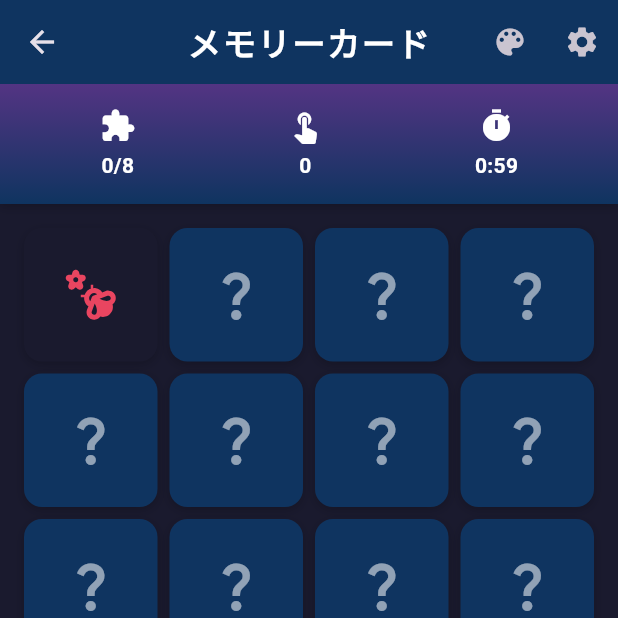
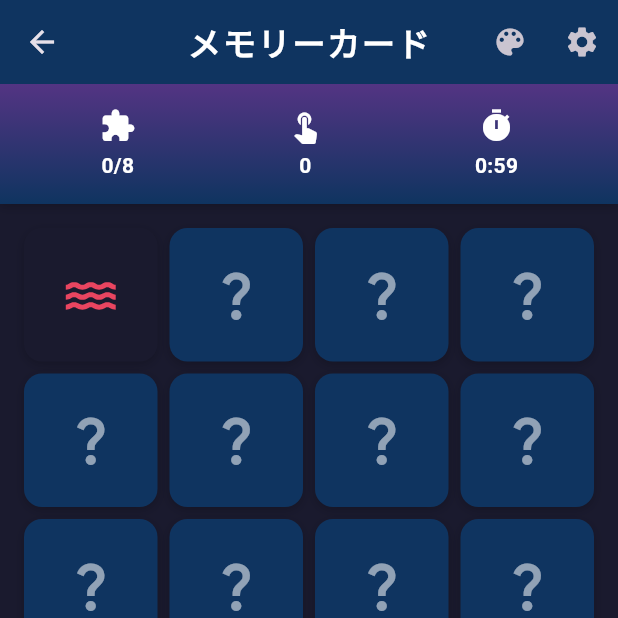
Before and after one commit to y-as-u-16/my_game_vault, a Flutter app: the MemoryCardGameScreen screen opened directly, after a tap on the "question mark" icon, on a phone screen of 412 x 824 dp, the top half of it. Run offline on Flutter 3.47's test engine with Material 3 defaults, Android fonts, the phone set to English and light mode, and no system bars.

Commit message:
バージョン番号を1.0.3+3に更新し、アイコンを新しいものに変更。メモリーカードのテーマに新しいアイコンを追加し、ゲーム選択画面のアニメーションを改善。インデックス範囲外のチェックを追加し、数独ゲームのセルサイズやマージンを調整。

```diff
--- a/lib/constants/memory_card_constants.dart
+++ b/lib/constants/memory_card_constants.dart
@@ -2,56 +2,116 @@ import 'package:flutter/material.dart';
 
 class MemoryCardConstants {
   // テーマの定義
-  static const List<MemoryCardTheme> themes = [
-    MemoryCardTheme(
+  static final List<MemoryCardTheme> themes = [
+    const MemoryCardTheme(
       name: '動物',
       iconPairs: [
-        Icons.pets,         // ペット
-        Icons.bug_report,   // 虫
+        Icons.pets, // ペット
+        Icons.bug_report, // 虫
         Icons.catching_pokemon, // ポケモン風
         Icons.emoji_nature, // 植物
-        Icons.back_hand,    // 手
+        Icons.back_hand, // 手
         Icons.cruelty_free, // 動物フリー
-        Icons.egg_alt,      // 卵
+        Icons.egg_alt, // 卵
         Icons.all_inclusive, // 無限
-        Icons.attractions,  // アトラクション
-        Icons.umbrella,     // 傘
-        Icons.park,         // 公園
-        Icons.water,        // 水
+        Icons.attractions, // アトラクション
+        Icons.umbrella, // 傘
+        Icons.park, // 公園
+        Icons.water, // 水
+        Icons.nature, // 自然
+        Icons.forest, // 森
+        Icons.spa, // スパ
+        Icons.grass, // 草
+        Icons.eco, // エコ
+        Icons.waves, // 波
+        Icons.sunny, // 太陽
+        Icons.beach_access, // ビーチ
+        Icons.emoji_emotions, // 感情
+        Icons.air, // 空気
+        Icons.add_reaction, // リアクション
+        Icons.storm, // 嵐
+        Icons.cloud, // 雲
+        Icons.terrain, // 地形
+        Icons.volcano, // 火山
+        Icons.snowboarding, // スノーボード
+        Icons.ac_unit, // 雪の結晶
+        Icons.water_drop, // 水滴
+        Icons.warning, // 警告（地震の代わり）
+        Icons.wb_twilight, // 夕暮れ
       ],
     ),
-    MemoryCardTheme(
+    const MemoryCardTheme(
       name: '食べ物',
       iconPairs: [
-        Icons.lunch_dining,     // ランチ
+        Icons.lunch_dining, // ランチ
         Icons.breakfast_dining, // 朝食
-        Icons.dinner_dining,    // 夕食
-        Icons.local_pizza,      // ピザ
-        Icons.local_cafe,       // カフェ
+        Icons.dinner_dining, // 夕食
+        Icons.local_pizza, // ピザ
+        Icons.local_cafe, // カフェ
         Icons.emoji_food_beverage, // 食べ物
-        Icons.icecream,         // アイスクリーム
-        Icons.fastfood,         // ファストフード
-        Icons.cake,             // ケーキ
-        Icons.coffee,           // コーヒー
-        Icons.local_bar,        // バー
-        Icons.set_meal,         // 食事
+        Icons.icecream, // アイスクリーム
+        Icons.fastfood, // ファストフード
+        Icons.cake, // ケーキ
+        Icons.coffee, // コーヒー
+        Icons.local_bar, // バー
+        Icons.set_meal, // 食事
+        Icons.restaurant, // レストラン
+        Icons.local_drink, // ドリンク
+        Icons.bakery_dining, // ベーカリー
+        Icons.emoji_events, // イベント
+        Icons.liquor, // お酒
+        Icons.wine_bar, // ワイン
+        Icons.free_breakfast, // 朝食無料
+        Icons.cookie, // クッキー
+        Icons.ramen_dining, // ラーメン
+        Icons.rice_bowl, // ご飯
+        Icons.kebab_dining, // ケバブ
+        Icons.tapas, // タパス
+        Icons.brunch_dining, // ブランチ
+        Icons.egg, // 卵
+        Icons.outdoor_grill, // グリル
+        Icons.takeout_dining, // テイクアウト
+        Icons.kitchen, // キッチン
+        Icons.blender, // ブレンダー
+        Icons.microwave, // 電子レンジ
+        Icons.local_grocery_store, // 食料品店
       ],
     ),
-    MemoryCardTheme(
+    const MemoryCardTheme(
       name: '交通',
       iconPairs: [
-        Icons.directions_car,    // 車
-        Icons.directions_bike,   // バイク
-        Icons.directions_boat,   // ボート
-        Icons.directions_bus,    // バス
+        Icons.directions_car, // 車
+        Icons.directions_bike, // バイク
+        Icons.directions_boat, // ボート
+        Icons.directions_bus, // バス
         Icons.directions_railway, // 鉄道
         Icons.directions_subway, // 地下鉄
-        Icons.flight,            // 飛行機
-        Icons.local_shipping,    // 配送
-        Icons.motorcycle,        // オートバイ
-        Icons.airport_shuttle,   // シャトル
-        Icons.pedal_bike,        // 自転車
-        Icons.sailing,           // ヨット
+        Icons.flight, // 飛行機
+        Icons.local_shipping, // 配送
+        Icons.motorcycle, // オートバイ
+        Icons.airport_shuttle, // シャトル
+        Icons.pedal_bike, // 自転車
+        Icons.sailing, // ヨット
+        Icons.train, // 電車
+        Icons.tram, // 路面電車
+        Icons.commute, // 通勤
+        Icons.electric_bike, // 電動自転車
+        Icons.electric_car, // 電気自動車
+        Icons.electric_scooter, // 電動スクーター
+        Icons.electric_rickshaw, // 電動リキシャ
+        Icons.local_taxi, // タクシー
+        Icons.electric_moped, // 電動バイク
+        Icons.two_wheeler, // 二輪車
+        Icons.directions_transit, // 公共交通機関
+        Icons.emoji_transportation, // 交通絵文字
+        Icons.local_airport, // 空港
+        Icons.flight_takeoff, // 離陸
+        Icons.flight_land, // 着陸
+        Icons.connecting_airports, // 空港接続
+        Icons.rv_hookup, // キャンピングカー
+        Icons.hail, // 呼び止め
+        Icons.fire_truck, // 消防車
+        Icons.cable, // ケーブルカー
       ],
     ),
   ];
@@ -61,7 +121,7 @@ class MemoryCardConstants {
     DifficultyLevel.easy: DifficultySettings(
       gridSize: 4,
       pairCount: 8,
-      timeLimit: 60,  // 1分
+      timeLimit: 60, // 1分
     ),
     DifficultyLevel.medium: DifficultySettings(
       gridSize: 6,
@@ -97,7 +157,7 @@ class MemoryCardTheme {
 }
 
 class DifficultySettings {
-  final int gridSize;  // グリッドの辺の長さ (4x4, 6x6, 8x8)
+  final int gridSize; // グリッドの辺の長さ (4x4, 6x6, 8x8)
   final int pairCount; // 必要なペアの数 (8, 18, 32)
   final int timeLimit; // 制限時間（秒）
 
@@ -115,7 +175,7 @@ enum DifficultyLevel {
 }
 
 enum CardState {
-  hidden,  // カードが裏向き
+  hidden, // カードが裏向き
   revealed, // カードが表向き
-  matched,  // カードがマッチした
+  matched, // カードがマッチした
 }
--- a/lib/models/memory_game_state.dart
+++ b/lib/models/memory_game_state.dart
@@ -58,8 +58,30 @@ class MemoryGameState {
     final availableIcons = List<IconData>.from(theme.iconPairs);
     availableIcons.shuffle(); // ランダムに並び替え
 
-    // 難易度に応じたアイコンを選択
-    final selectedIcons = availableIcons.take(requiredPairs).toList();
+    // 難易度に応じたアイコンを選択（重複なく）
+    final selectedIcons = <IconData>[];
+
+    // アイコン数が必要ペア数より少ない場合
+    if (availableIcons.length < requiredPairs) {
+      print('Warning: Not enough unique icons (${availableIcons.length}) for required pairs ($requiredPairs)');
+
+      // まず全てのアイコンを使用
+      selectedIcons.addAll(availableIcons);
+
+      // 残りは新しいシャッフルセットから足りない分だけ追加
+      final remainingCount = requiredPairs - selectedIcons.length;
+      final extraIcons = List<IconData>.from(theme.iconPairs);
+      extraIcons.shuffle();
+
+      // すでに選ばれたアイコンは除外
+      extraIcons.removeWhere((icon) => selectedIcons.contains(icon));
+
+      // 必要な数だけ追加
+      selectedIcons.addAll(extraIcons.take(remainingCount));
+    } else {
+      // 十分なアイコンがある場合は、必要な数だけ取得
+      selectedIcons.addAll(availableIcons.take(requiredPairs));
+    }
 
     // ペアを作成
     cards = [];
--- a/lib/screens/game_selection_screen.dart
+++ b/lib/screens/game_selection_screen.dart
@@ -27,7 +27,9 @@ class _GameSelectionScreenState extends State<GameSelectionScreen> with SingleTi
     );
 
     // 各カードのアニメーション
-    for (int i = 0; i < 6; i++) {
+    // ゲーム数を考慮して確実に6個のアニメーションを作成
+    const int numCards = 6;
+    for (int i = 0; i < numCards; i++) {
       final interval = i * 0.1;
       _cardAnimations.add(
         CurvedAnimation(
@@ -368,17 +370,22 @@ class _GameSelectionScreenState extends State<GameSelectionScreen> with SingleTi
 
   // アニメーション付きのゲームカード
   Widget _animatedGameCard(int index, Widget child) {
+    // インデックスが範囲外でないことを確認
+    if (index >= _cardAnimations.length) {
+      return child; // アニメーションがない場合、そのままカードを返す
+    }
+
     return AnimatedBuilder(
       animation: _cardAnimations[index],
-      builder: (context, child) {
+      builder: (context, childWidget) {
         return Transform.translate(
           offset: Offset(
             0.0,
             50 * (1.0 - _cardAnimations[index].value)
           ),
           child: Opacity(
-            opacity: _cardAnimations[index].value,
-            child: child,
+            opacity: _cardAnimations[index].value.clamp(0.0, 1.0), // 0.0〜1.0の範囲に制限
+            child: childWidget,
           ),
         );
       },
--- a/lib/screens/memory_card_game_screen.dart
+++ b/lib/screens/memory_card_game_screen.dart
@@ -67,6 +67,7 @@ class _MemoryCardGameScreenState extends State<MemoryCardGameScreen>
 
   void _selectCard(int index) async {
     if (isProcessing) return;
+    if (index >= flipControllers.length || index >= gameState.cards.length) return; // インデックス範囲外の場合は処理しない
 
     // カードを選択
     final success = gameState.selectCard(index);
@@ -86,7 +87,7 @@ class _MemoryCardGameScreenState extends State<MemoryCardGameScreen>
 
         setState(() {
           // マッチしないカードを裏返す
-          for (int i = 0; i < gameState.cards.length; i++) {
+          for (int i = 0; i < gameState.cards.length && i < flipControllers.length; i++) {
             if (gameState.cards[i].isRevealed) {
               flipControllers[i].reverse();
             }
@@ -112,7 +113,7 @@ class _MemoryCardGameScreenState extends State<MemoryCardGameScreen>
   void _changeDifficulty(DifficultyLevel difficulty) {
     setState(() {
       gameState.changeDifficulty(difficulty);
-      _initializeCards();
+      _initializeCards(); // 新しい難易度に合わせてカードを初期化
       _startGameTimer();
     });
   }
@@ -312,13 +313,17 @@ class _MemoryCardGameScreenState extends State<MemoryCardGameScreen>
   Widget _buildCard(int index) {
     final card = gameState.cards[index];
 
+    // インデックスが配列範囲内かチェック
+    final bool hasValidController = index < flipControllers.length;
+
     return GestureDetector(
       onTap: () {
         if (!gameState.isGameComplete && !gameState.isTimeOut) {
           _selectCard(index);
         }
       },
-      child: AnimatedBuilder(
+      child: hasValidController
+          ? AnimatedBuilder(
               animation: flipControllers[index],
               builder: (context, child) {
                 // 回転角度の計算
@@ -336,7 +341,10 @@ class _MemoryCardGameScreenState extends State<MemoryCardGameScreen>
                       : _buildCardBack(), // 裏面
                 );
               },
-      ),
+            )
+          : card.isMatched || card.isRevealed
+              ? _buildCardFront(card) // 表面
+              : _buildCardBack(), // 裏面 (フォールバック処理)
     );
   }
 
--- a/lib/screens/sudoku_game_screen.dart
+++ b/lib/screens/sudoku_game_screen.dart
@@ -144,7 +144,8 @@ class _SudokuGameScreenState extends State<SudokuGameScreen> {
   Widget build(BuildContext context) {
     final size = MediaQuery.of(context).size;
     final gridSize = size.width - 32;
-    final cellSize = gridSize / 9;
+    // セルサイズを若干小さくして余裕を持たせる
+    final cellSize = (gridSize / 9) - 0.5;
 
     return Scaffold(
       appBar: AppBar(
@@ -258,8 +259,8 @@ class _SudokuGameScreenState extends State<SudokuGameScreen> {
               ),
               child: Text(
                 _statusMessage,
-                style: const TextStyle(
-                  color: Colors.white,
+                style: TextStyle(
+                  color: Colors.white.withOpacity(0.9),
                   fontWeight: FontWeight.bold,
                 ),
               ),
@@ -288,8 +289,8 @@ class _SudokuGameScreenState extends State<SudokuGameScreen> {
                   const SizedBox(height: 8),
                   Text(
                     '時間: ${_formatTime(_elapsedSeconds)}  ヒント: ${gameState.hintsUsed}回  ミス: ${gameState.mistakesCount}回',
-                    style: const TextStyle(
-                      color: Colors.white,
+                    style: TextStyle(
+                      color: Colors.white.withOpacity(0.9),
                     ),
                   ),
                   const SizedBox(height: 16),
@@ -311,7 +312,7 @@ class _SudokuGameScreenState extends State<SudokuGameScreen> {
                 child: Container(
                   width: gridSize,
                   height: gridSize,
-                  margin: const EdgeInsets.all(16),
+                  margin: const EdgeInsets.symmetric(horizontal: 16, vertical: 8), // 垂直方向のマージンを小さく
                   decoration: BoxDecoration(
                     border: Border.all(
                       color: SudokuConstants.gridLineColor,
@@ -319,8 +320,11 @@ class _SudokuGameScreenState extends State<SudokuGameScreen> {
                     ),
                   ),
                   child: Column(
+                    mainAxisSize: MainAxisSize.min,
                     children: List.generate(9, (row) {
                       return Row(
+                        mainAxisSize: MainAxisSize.max, // minからmaxに変更
+                        mainAxisAlignment: MainAxisAlignment.spaceEvenly, // 均等に配置
                         children: List.generate(9, (col) {
                           return _buildCell(row, col, cellSize);
                         }),
@@ -463,6 +467,9 @@ class _SudokuGameScreenState extends State<SudokuGameScreen> {
           color: backgroundColor,
           border: border,
         ),
+        child: SizedBox(
+          width: cellSize,
+          height: cellSize,
           child: cell.isEmpty
               ? (cell.notes.isNotEmpty
                   ? _buildNotes(cell.notes)
@@ -476,6 +483,7 @@ class _SudokuGameScreenState extends State<SudokuGameScreen> {
                       fontWeight: cell.isFixed
                           ? FontWeight.bold
                           : FontWeight.normal,
+                    ),
                   ),
                 ),
         ),
--- a/pubspec.yaml
+++ b/pubspec.yaml
@@ -2,7 +2,7 @@ name: game_vault
 description: "様々なゲームを収録したFlutterアプリ"
 publish_to: "none"
 
-version: 1.0.1+1
+version: 1.0.3+3
 
 environment:
   sdk: ">=3.4.3 <4.0.0"
@@ -29,3 +29,5 @@ dev_dependencies:
 
 flutter:
   uses-material-design: true
+  assets:
+    - assets/icon/
```
Also changed, not shown: assets/icon/app_icon.png, 26 other files. Lines whose indentation alone changed are shown as unchanged.
